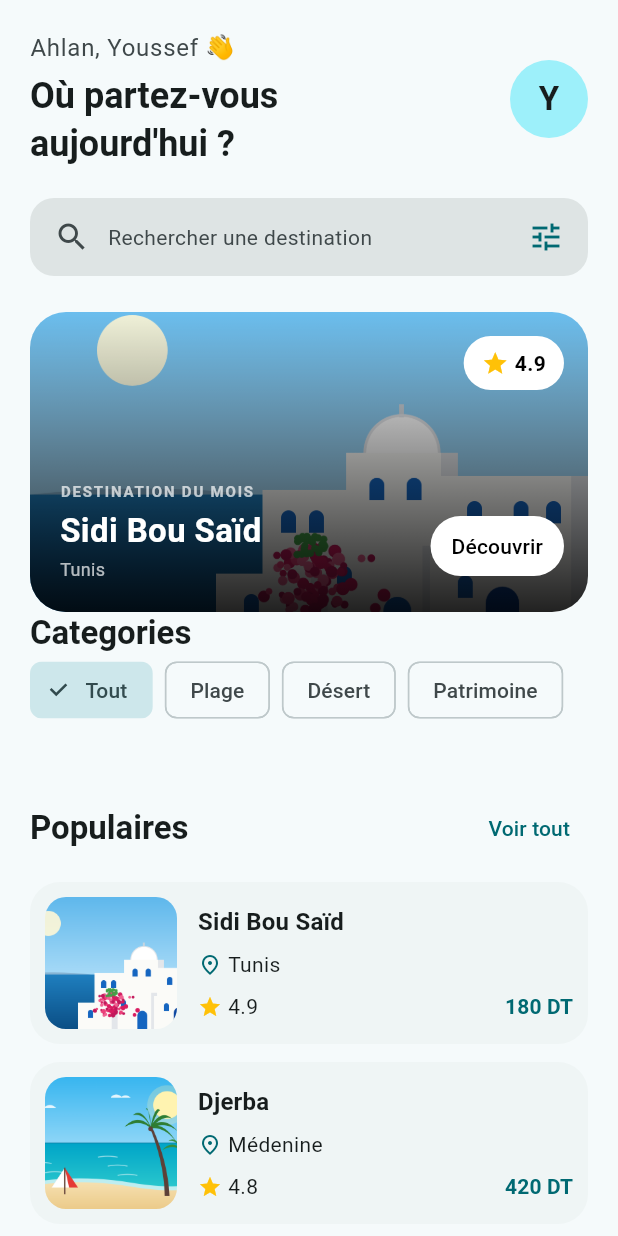
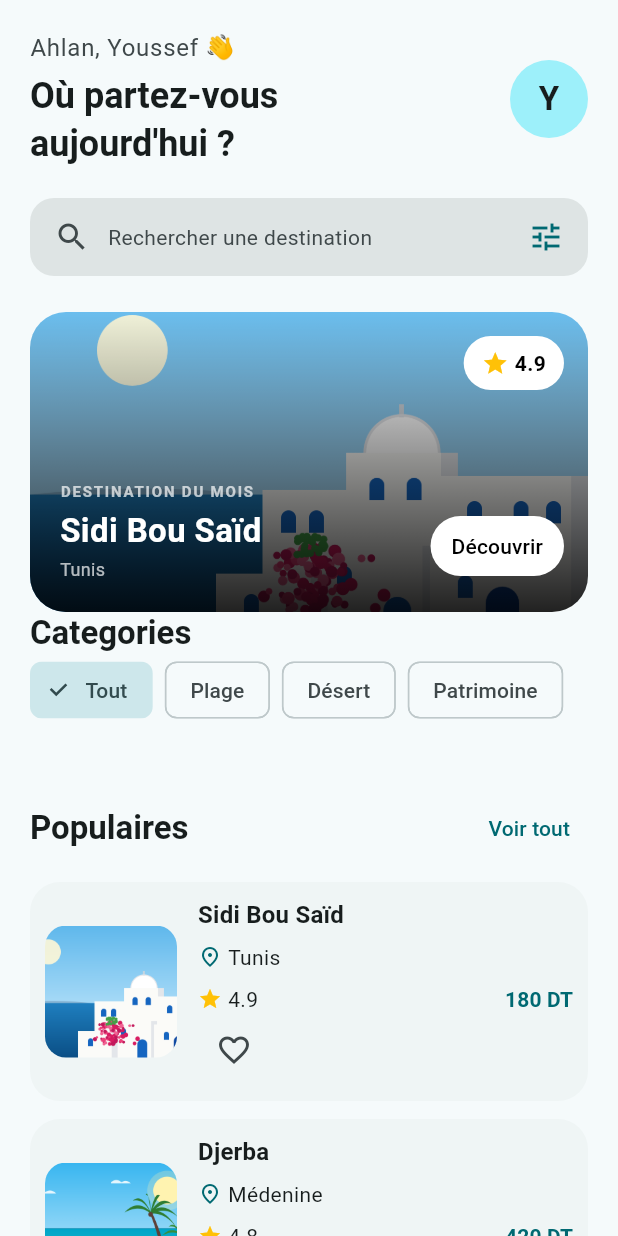
Before and after one commit to Saafiy7/rehla, a Flutter app: the screen it shows after launch, on a phone screen of 412 x 824 dp. Run offline on Flutter 3.47's test engine with Material 3 defaults, Android fonts, the phone set to English and light mode, and no system bars.

Commit message:
feat(palier6): bouton favori et SnackBar

```diff
--- a/lib/screens/home_screen.dart
+++ b/lib/screens/home_screen.dart
@@ -75,9 +75,13 @@ class _HomeScreenState extends State<HomeScreen> {
 
             const SizedBox(height: 12),
             ...[
-              for (final destination in _filtrees)
-                DestinationCard(destination: destination),
+              for (final d in _filtrees)
+                DestinationCard(key: ValueKey(d.nom), destination: d),
             ],
+            // Sans ValueKey, le coeur peut apparaitre sur une autre carte
+            // apres le filtrage
+            // Avec ValueKey(d.nom), Flutter reconnait chaque destination
+            // par son nom
           ],
         ),
       ),
--- a/lib/widgets/destination_card.dart
+++ b/lib/widgets/destination_card.dart
@@ -1,13 +1,11 @@
 import 'package:flutter/material.dart';
 import '../models/destination.dart';
+import 'package:rehla/widgets/favorite_button.dart';
 
 class DestinationCard extends StatelessWidget {
   final Destination destination;
 
-  const DestinationCard({
-    super.key,
-    required this.destination,
-  });
+  const DestinationCard({super.key, required this.destination});
 
   @override
   Widget build(BuildContext context) {
@@ -18,9 +16,7 @@ class DestinationCard extends StatelessWidget {
       elevation: 0,
       color: cs.surfaceContainerLow,
       margin: const EdgeInsets.only(bottom: 12),
-      shape: RoundedRectangleBorder(
-        borderRadius: BorderRadius.circular(20),
-      ),
+      shape: RoundedRectangleBorder(borderRadius: BorderRadius.circular(20)),
       child: Padding(
         padding: const EdgeInsets.all(10),
         child: Row(
@@ -48,11 +44,7 @@ class DestinationCard extends StatelessWidget {
                   const SizedBox(height: 6),
                   Row(
                     children: [
-                      Icon(
-                        Icons.place_outlined,
-                        size: 16,
-                        color: cs.primary,
-                      ),
+                      Icon(Icons.place_outlined, size: 16, color: cs.primary),
                       const SizedBox(width: 4),
                       Expanded(
                         child: Text(
@@ -65,11 +57,7 @@ class DestinationCard extends StatelessWidget {
                   const SizedBox(height: 8),
                   Row(
                     children: [
-                      const Icon(
-                        Icons.star,
-                        size: 16,
-                        color: Colors.amber,
-                      ),
+                      const Icon(Icons.star, size: 16, color: Colors.amber),
                       const SizedBox(width: 4),
                       Text('${destination.note}'),
                       const Spacer(),
@@ -82,6 +70,7 @@ class DestinationCard extends StatelessWidget {
                       ),
                     ],
                   ),
+                  const FavoriteButton(),
                 ],
               ),
             ),
--- /dev/null
+++ b/lib/widgets/favorite_button.dart
@@ -0,0 +1,38 @@
+import 'package:flutter/material.dart';
+
+class FavoriteButton extends StatefulWidget {
+  const FavoriteButton({super.key});
+
+  @override
+  State<FavoriteButton> createState() => _FavoriteButtonState();
+}
+
+class _FavoriteButtonState extends State<FavoriteButton> {
+  bool _favori = false;
+
+  void _basculer() {
+    setState(() {
+      _favori = !_favori;
+    });
+
+    ScaffoldMessenger.of(context)
+      ..hideCurrentSnackBar()
+      ..showSnackBar(
+        SnackBar(
+          content: Text(_favori ? 'Ajouté aux favoris' : 'Retiré des favoris'),
+          duration: const Duration(seconds: 1),
+        ),
+      );
+  }
+
+  @override
+  Widget build(BuildContext context) {
+    return IconButton(
+      onPressed: _basculer,
+      icon: Icon(
+        _favori ? Icons.favorite : Icons.favorite_border,
+        color: _favori ? Colors.red : null,
+      ),
+    );
+  }
+}
```
Also changed, not shown: 4 other files.
